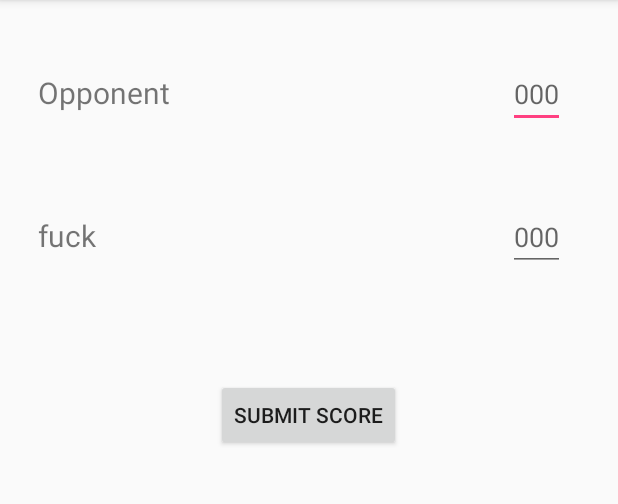
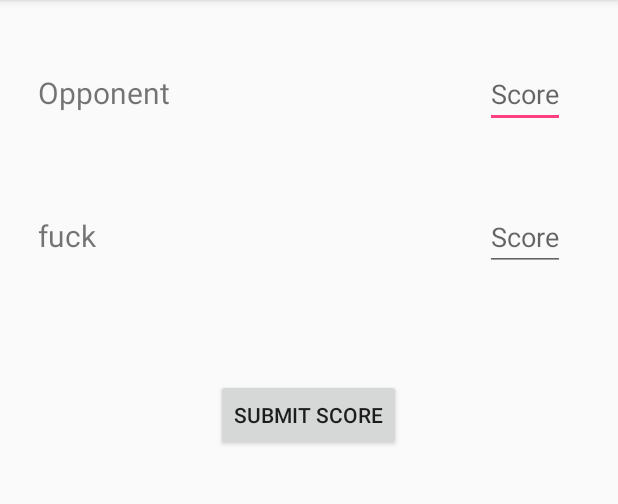
Before and after one commit to umdcs/leagueManagement, an Android app: the AddScoreActivity screen opened directly, with no data from a screen before it, on a phone screen of 412 x 824 dp, the part 84-588 px from its top. Run offline under Robolectric (Android 15) with nearby library versions, the phone set to English and light mode, and no system bars.

Commit message:
changed the score input hint

```diff
--- a/app/src/main/res/values/strings.xml
+++ b/app/src/main/res/values/strings.xml
@@ -5,7 +5,7 @@
     <string name="pickTeam">Choose Your Team</string>
     <string name="teamNameHere">Team Name Goes Here</string>
     <string name="submitScore">Submit Score</string>
-    <string name="enterScore">000</string>
+    <string name="enterScore">Score</string>
     <string name="addScore">Enter Final Score</string>
     <string name="viewSchedule">View Schedule</string>
     <string name="opponent">Opponent</string>
```
